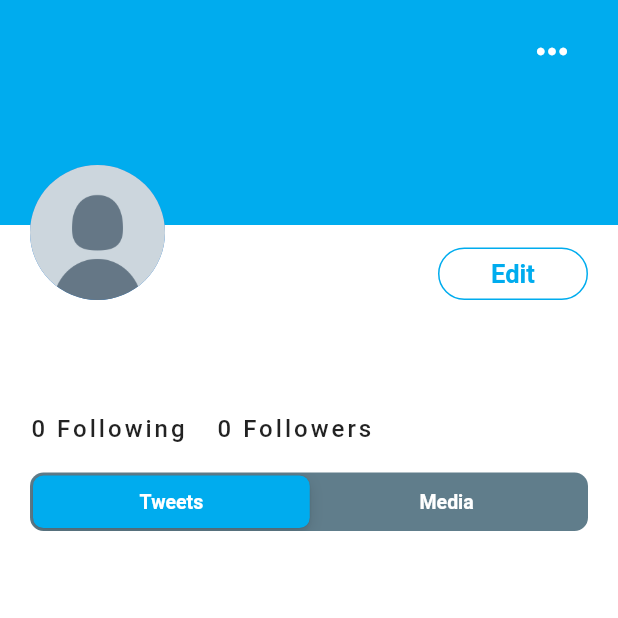
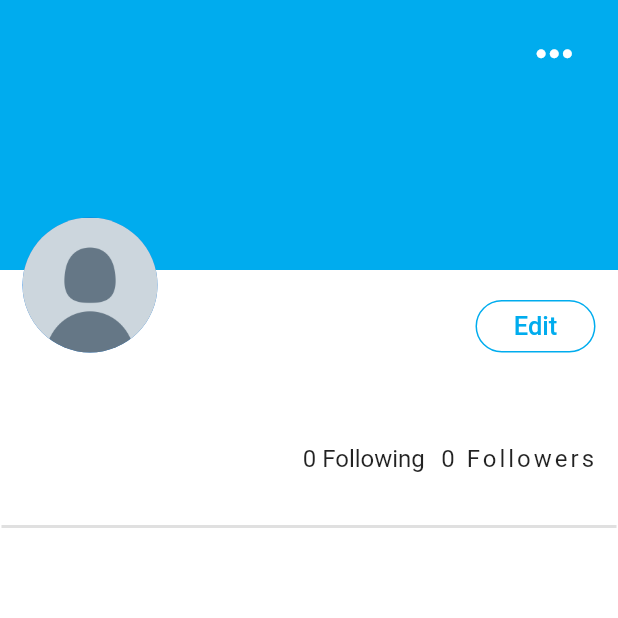
Before and after one commit to Remolox99/FASTwitterApp, a Flutter app: the ProfileScreen screen opened directly, on a phone screen of 412 x 824 dp, the top half of it. Run offline on Flutter 3.47's test engine with Material 2 defaults, Android fonts, the phone set to English and light mode, and no system bars; our stand-ins replace cloud_firestore, firebase_auth, firebase_core, firebase_storage, flutter_image_compress, image_picker; accounts and stored records are empty.

Commit message:
App Update

```diff
--- a/fastwitter/lib/Constants/Constants.dart
+++ b/fastwitter/lib/Constants/Constants.dart
@@ -2,7 +2,7 @@ import 'package:cloud_firestore/cloud_firestore.dart';
 import 'package:firebase_storage/firebase_storage.dart';
 import 'package:flutter/cupertino.dart';
 
-const Color KTweeterColor = Color(0xff00acee);
+const Color StdColor = Color(0xff00acee);
 
 final _fireStore = FirebaseFirestore.instance;
 
--- a/fastwitter/lib/Screens/FeedScreen.dart
+++ b/fastwitter/lib/Screens/FeedScreen.dart
@@ -40,7 +40,7 @@ class _FeedScreenState extends State<FeedScreen> {
             _selectedTab = index;
           });
         },
-        activeColor: KTweeterColor,
+        activeColor: StdColor,
         currentIndex: _selectedTab,
         items: [
           BottomNavigationBarItem(icon: Icon(Icons.home)),
--- a/fastwitter/lib/Screens/ProfileScreen.dart
+++ b/fastwitter/lib/Screens/ProfileScreen.dart
@@ -170,7 +170,7 @@ class _ProfileScreenState extends State<ProfileScreen> {
             if (!snapshot.hasData) {
               return Center(
                 child: CircularProgressIndicator(
-                  valueColor: AlwaysStoppedAnimation(KTweeterColor),
+                  valueColor: AlwaysStoppedAnimation(StdColor),
                 ),
               );
             }
@@ -180,9 +180,9 @@ class _ProfileScreenState extends State<ProfileScreen> {
                   parent: AlwaysScrollableScrollPhysics()),
               children: [
                 Container(
-                  height: 150,
+                  height: 180,
                   decoration: BoxDecoration(
-                    color: KTweeterColor,
+                    color: StdColor,
                     image: userModel.coverImage.isEmpty
                         ? null
                         : DecorationImage(
@@ -203,7 +203,7 @@ class _ProfileScreenState extends State<ProfileScreen> {
                           icon: Icon(
                             Icons.more_horiz,
                             color: Colors.white,
-                                  size: 30,
+                            size: 35,
                           ),
                           itemBuilder: (_) {
                             return <PopupMenuItem<String>>[
@@ -230,8 +230,8 @@ class _ProfileScreenState extends State<ProfileScreen> {
                   ),
                 ),
                 Container(
-                  transform: Matrix4.translationValues(0.0, -40.0, 0.0),
-                  padding: EdgeInsets.symmetric(horizontal: 20),
+                  transform: Matrix4.translationValues(0.0, -35.0, 0.0),
+                  padding: EdgeInsets.symmetric(horizontal: 15),
                   child: Column(
                     crossAxisAlignment: CrossAxisAlignment.start,
                     children: [
@@ -259,22 +259,22 @@ class _ProfileScreenState extends State<ProfileScreen> {
                               setState(() {});
                             },
                             child: Container(
-                                    width: 100,
+                              width: 80,
                               height: 35,
                               padding:
                               EdgeInsets.symmetric(horizontal: 10),
                               decoration: BoxDecoration(
                                 borderRadius: BorderRadius.circular(20),
                                 color: Colors.white,
-                                      border: Border.all(color: KTweeterColor),
+                                border: Border.all(color: StdColor),
                               ),
                               child: Center(
                                 child: Text(
                                   'Edit',
                                   style: TextStyle(
                                     fontSize: 17,
-                                          color: KTweeterColor,
-                                          fontWeight: FontWeight.bold,
+                                    color: StdColor,
+                                    fontWeight: FontWeight.w500,
                                   ),
                                 ),
                               ),
@@ -291,8 +291,8 @@ class _ProfileScreenState extends State<ProfileScreen> {
                                 borderRadius: BorderRadius.circular(20),
                                 color: _isFollowing
                                     ? Colors.white
-                                          : KTweeterColor,
-                                      border: Border.all(color: KTweeterColor),
+                                    : StdColor,
+                                border: Border.all(color: StdColor),
                               ),
                               child: Center(
                                 child: Text(
@@ -300,7 +300,7 @@ class _ProfileScreenState extends State<ProfileScreen> {
                                   style: TextStyle(
                                     fontSize: 17,
                                     color: _isFollowing
-                                              ? KTweeterColor
+                                        ? StdColor
                                         : Colors.white,
                                     fontWeight: FontWeight.bold,
                                   ),
@@ -310,7 +310,7 @@ class _ProfileScreenState extends State<ProfileScreen> {
                           ),
                         ],
                       ),
-                      SizedBox(height: 10),
+                      SizedBox(height: 5),
                       Text(
                         userModel.name,
                         style: TextStyle(
@@ -325,44 +325,39 @@ class _ProfileScreenState extends State<ProfileScreen> {
                           fontSize: 15,
                         ),
                       ),
-                      SizedBox(height: 15),
+                      SizedBox(height: 5),
                       Row(
+                        mainAxisAlignment: MainAxisAlignment.end,
                         children: [
                           Text(
                             '$_followingCount Following',
                             style: TextStyle(
                               fontSize: 16,
-                              fontWeight: FontWeight.w500,
-                              letterSpacing: 2,
+                              fontWeight: FontWeight.w400,
                             ),
                           ),
-                          SizedBox(width: 20),
+                          SizedBox(width: 10),
                           Text(
                             '$_followersCount Followers',
                             style: TextStyle(
                               fontSize: 16,
-                              fontWeight: FontWeight.w500,
+                              fontWeight: FontWeight.w400,
                               letterSpacing: 2,
                             ),
                           ),
                         ],
                       ),
-                      SizedBox(height: 20),
-                      Container(
-                        width: MediaQuery.of(context).size.width,
-                        child: CupertinoSlidingSegmentedControl(
-                          groupValue: _profileSegmentedValue,
-                          thumbColor: KTweeterColor,
-                          backgroundColor: Colors.blueGrey,
-                          children: _profileTabs,
-                          onValueChanged: (i) {
-                            setState(() {
-                              _profileSegmentedValue = i;
-                            });
-                          },
+                    ],
                   ),
-                      )
-                    ],
+                ),
+                SizedBox(
+                  height: 2.0,
+                  child: new Center(
+                    child: new Container(
+                      margin: new EdgeInsetsDirectional.only(start: 1.0, end: 1.0),
+                      height: 2.0,
+                      color: Colors.black12,
+                    ),
                   ),
                 ),
                 buildProfileWidgets(userModel),
--- a/fastwitter/lib/Widgets/RoundedButton.dart
+++ b/fastwitter/lib/Widgets/RoundedButton.dart
@@ -11,7 +11,7 @@ class RoundedButton extends StatelessWidget {
   Widget build(BuildContext context) {
     return Material(
       elevation: 5,
-      color: KTweeterColor,
+      color: StdColor,
       borderRadius: BorderRadius.circular(30),
       child: MaterialButton(
         onPressed: onBtnPressed,
--- a/fastwitter/lib/Widgets/TweetContainer.dart
+++ b/fastwitter/lib/Widgets/TweetContainer.dart
@@ -92,7 +92,7 @@ class _TweetContainerState extends State<TweetContainer> {
                     Container(
                       height: 250,
                       decoration: BoxDecoration(
-                          color: KTweeterColor,
+                          color: StdColor,
                           borderRadius: BorderRadius.circular(10),
                           image: DecorationImage(
                             fit: BoxFit.cover,
@@ -115,7 +115,7 @@ class _TweetContainerState extends State<TweetContainer> {
                     onPressed: likeTweet,
                   ),
                   Text(
-                    _likesCount.toString() + ' Likes',
+                    _likesCount.toString(),
                   ),
                 ],
               ),
```
Also changed, not shown: fastwitter/lib/Screens/CreateTweetScreen.dart (+7 -5 lines), fastwitter/lib/Screens/EditProfileScreen.dart (+5 -5 lines), fastwitter/lib/Screens/HomeScreen.dart (+5 -8 lines), fastwitter/lib/Screens/LoginScreen.dart (+19 -7 lines), fastwitter/lib/Screens/NotificationsScreen.dart (+5 -5 lines), fastwitter/lib/Screens/RegistrationScreen.dart (+21 -9 lines), fastwitter/lib/Screens/SearchScreen.dart (+5 -3 lines), fastwitter/lib/Screens/WelcomeScreen.dart (+47 -16 lines), fastwitter/assets/logo.png, fastwitter/assets/logotext.png (added), fastwitter/assets/logotext1.png (added), fastwitter/assets/tweet.png. Lines whose indentation alone changed are shown as unchanged.
